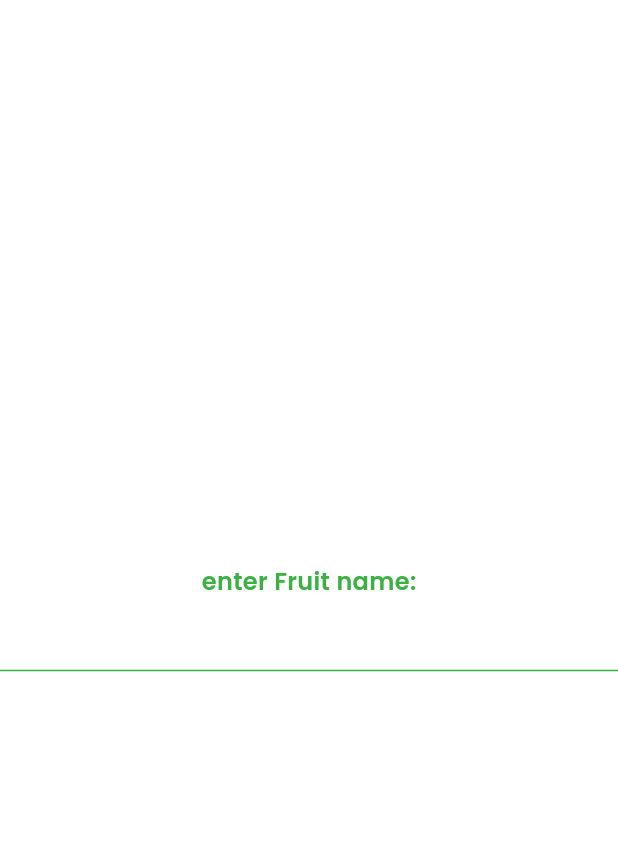
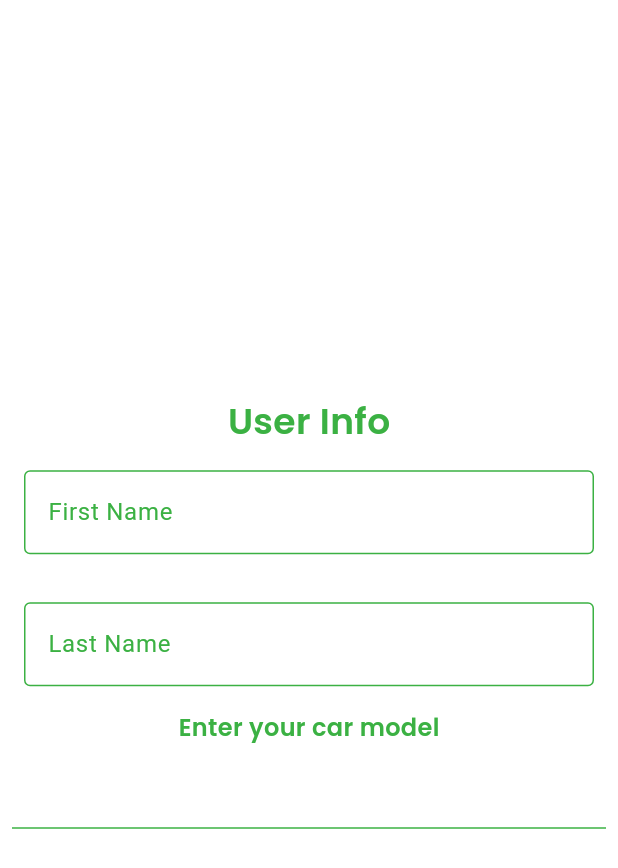
Before and after one commit to TomMondor/AMC_2024, a Flutter app: the UserInfo screen opened by its route, on a phone screen of 412 x 824 dp. Shown: the top 868 px of the screen. Run offline on Flutter 3.47's test engine with Material 3 defaults, Android fonts, the phone set to English and light mode, and no system bars; our stand-ins replace device_preview, dio, firebase_auth, firebase_core, flutter_hooks, get_it and 1 more; accounts and stored records are empty; generated files the repository leaves out were written again.

Commit message:
working widget

```diff
--- a/lib/main.dart
+++ b/lib/main.dart
@@ -48,7 +48,7 @@ class MyApp extends StatelessWidget {
         Locale('fr'),
         Locale('en'),
       ],
-      initialRoute: Routes.home.name,//Routes.startup.name,
+      initialRoute: Routes.startup.name,
       routes: appRoutes,
     );
   }
--- a/lib/routes/routes.dart
+++ b/lib/routes/routes.dart
@@ -1,7 +1,6 @@
 import 'package:amc_2024/src/view/account/register.dart';
 import 'package:flutter/material.dart';
 
-import '../main.dart';
 import '../src/view/account/login.dart';
 import '../src/view/account/user_info.dart';
 import '../src/view/startup/startup.dart';
--- a/lib/src/view/account/register.dart
+++ b/lib/src/view/account/register.dart
@@ -32,14 +32,12 @@ class Register extends HookWidget {
         try {
           isLoading.value = false;
           AuthService authService = locator<AuthService>();
-          print(email);
           await authService.register(email, password);
 
           if (context.mounted) {
-            Navigator.pushReplacementNamed(context, Routes.home.name);
+            Navigator.pushReplacementNamed(context, Routes.userInfo.name);
           }
         } on AuthenticationException catch (e) {
-          print("WTF");
           isLoading.value = false;
           showDialog(
             context: context,
--- a/lib/src/view/account/user_info.dart
+++ b/lib/src/view/account/user_info.dart
@@ -1,58 +1,88 @@
+import 'dart:async';
+import 'dart:convert';
+
 import 'package:flutter/material.dart';
+import 'package:flutter/services.dart';
 import 'package:flutter_hooks/flutter_hooks.dart';
 
 class UserInfo extends HookWidget {
-  const UserInfo({super.key});
-
-  static const List<String> _fruitOptions = <String>[
-    'apple',
-    'banana',
-    'orange',
-    'mango',
-    'grapes',
-    'watermelon',
-    'kiwi',
-    'strawberry',
-    'sugarcane',
-  ];
-
+  const UserInfo({Key? key}) : super(key: key);
 
   @override
   Widget build(BuildContext context) {
+    final cars = useState<List<String>>(List<String>.empty());
+
+    useEffect(() {
+      Future<void> readJson() async {
+        final String response =
+            await rootBundle.loadString("assets/data/make_models.json");
+        final Map<String, dynamic> data = await json.decode(response);
+        cars.value = data.keys.toList();
+      }
+
+      readJson();
+
+      return () {
+      };
+    }, const []);
+
     return Scaffold(
       body: Center(
-        child: Form(child: Column(
+        child: Form(
+          child: Column(
             mainAxisAlignment: MainAxisAlignment.center,
             children: [
-            const Text("enter Fruit name:"),
-
-            // Auto complete widget
-            Autocomplete<String>(
-
-              optionsBuilder: (TextEditingValue fruitTextEditingValue) {
-
-                // if user is input nothing
-                if (fruitTextEditingValue.text == '') {
-                  return const Iterable<String>.empty();
-                }
-
-                // if user is input something the build
-                // suggestion based on the user input
-                return _fruitOptions.where((String option) {
+              const Center(
+                child: Text(
+                  "User Info",
+                  style: TextStyle(fontSize: 24),
+                ),
+              ),
+              Center(
+                child: Padding(
+                  padding: const EdgeInsets.all(16.0),
+                  child: TextFormField(
+                    decoration: const InputDecoration(
+                      border: OutlineInputBorder(),
+                      labelText: 'First Name',
+                    ),
+                  ),
+                ),
+              ),
+              Center(
+                child: Padding(
+                  padding: const EdgeInsets.all(16.0),
+                  child: TextFormField(
+                    decoration: const InputDecoration(
+                      border: OutlineInputBorder(),
+                      labelText: 'Last Name',
+                    ),
+                  ),
+                ),
+              ),
+              const Center(
+                child: Text("Enter your car model"),
+              ),
+              Padding(
+                padding: const EdgeInsets.all(8.0),
+                child: Autocomplete<String>(
+                  optionsBuilder: (TextEditingValue carTextEditingValue) {
+                    return cars.value.where(
+                      (String option) {
                         return option
-                      .contains(fruitTextEditingValue.text.toLowerCase());
-                });
+                            .toLowerCase()
+                            .contains(carTextEditingValue.text.toLowerCase());
                       },
-
-              // when user click on the suggested
-              // item this function calls
+                    );
+                  },
                   onSelected: (String value) {
                     debugPrint('You just selected $value');
+                    FocusScope.of(context).requestFocus(FocusNode());
                   },
+                ),
               ),
             ],
           ),
-
         ),
       ),
     );
--- a/lib/src/view/startup/startup.dart
+++ b/lib/src/view/startup/startup.dart
@@ -17,7 +17,7 @@ class Startup extends HookWidget {
     useEffect(() {
       Future.delayed(const Duration(seconds: 3), () {
         if (authService.isLogged()) {
-          Navigator.pushReplacementNamed(context, Routes.home.name);
+          Navigator.pushReplacementNamed(context, Routes.login.name);
         } else {
           Navigator.pushReplacementNamed(context, Routes.login.name);
         }
--- a/pubspec.yaml
+++ b/pubspec.yaml
@@ -80,6 +80,7 @@ flutter:
     - assets/animations/
     - assets/fonts/
     - assets/launcher/
+    - assets/data/
 
   # An image asset can refer to one or more resolution-specific "variants", see
   # https://flutter.dev/assets-and-images/#resolution-aware
```
Also changed, not shown: assets/data/make_models.json (renamed from lib/src/infra/carbon/make_models.json). Lines whose indentation alone changed are shown as unchanged.
